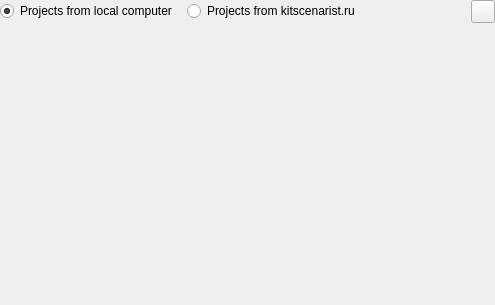
dimkanovikov/KITScenarist, file src/bin/scenarist-mobile/UserInterfaceLayer/StartUp/StartUpView.ui: the form before one commit.
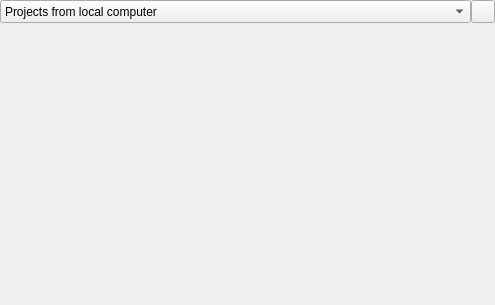
The form after the commit. Icons and pictures are not drawn.

What changed in the file:
```diff
--- a/src/bin/scenarist-mobile/UserInterfaceLayer/StartUp/StartUpView.ui
+++ b/src/bin/scenarist-mobile/UserInterfaceLayer/StartUp/StartUpView.ui
@@ -98,7 +98,7 @@
     <widget class="QFrame" name="toolbar">
      <layout class="QHBoxLayout" name="horizontalLayout">
       <property name="spacing">
-       <number>10</number>
+       <number>0</number>
       </property>
       <property name="leftMargin">
        <number>0</number>
@@ -113,35 +113,20 @@
        <number>0</number>
       </property>
       <item>
-       <widget class="QRadioButton" name="localProjects">
-        <property name="text">
-         <string>Projects from local computer</string>
+       <widget class="QComboBox" name="projectsStorage">
+        <property name="sizePolicy">
+         <sizepolicy hsizetype="Preferred" vsizetype="Preferred">
+          <horstretch>0</horstretch>
+          <verstretch>0</verstretch>
+         </sizepolicy>
         </property>
-        <property name="checked">
-         <bool>true</bool>
-        </property>
+        <item>
+         <property name="text">
+          <string>Projects from local computer</string>
+         </property>
+        </item>
        </widget>
       </item>
-      <item>
-       <widget class="QRadioButton" name="remoteProjects">
-        <property name="text">
-         <string>Projects from kitscenarist.ru</string>
-        </property>
-       </widget>
-      </item>
-      <item>
-       <spacer name="horizontalSpacer_4">
-        <property name="orientation">
-         <enum>Qt::Horizontal</enum>
-        </property>
-        <property name="sizeHint" stdset="0">
-         <size>
-          <width>40</width>
-          <height>20</height>
-         </size>
-        </property>
-       </spacer>
-      </item>
       <item>
        <widget class="QToolButton" name="createProject">
         <property name="text">
```
